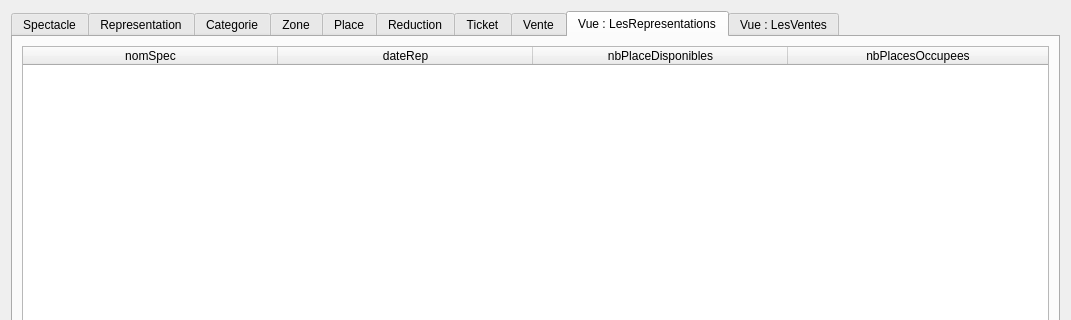
Qt form gui/v1_tablesData.ui (NoxFly/CEBD-project-theater) before a commit; both pictures show x 0 to 1071 and y 0 to 320 of the 1071 by 599 pixel window.
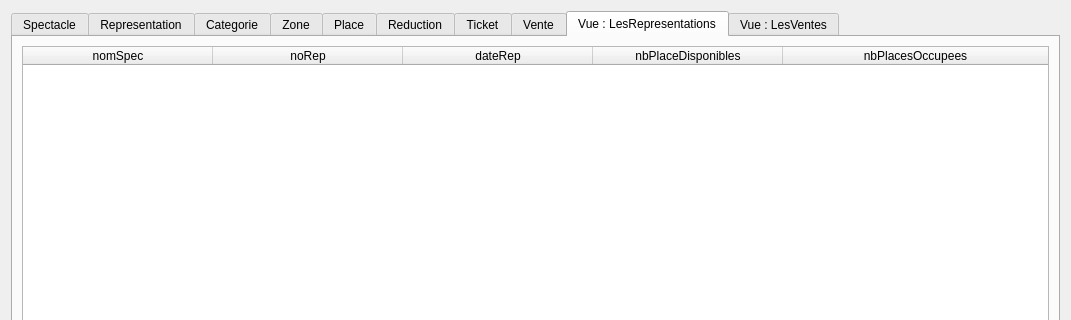
The same form after that commit. The open tabs and pages were chosen to show the change.

The edit to the form file:
```diff
--- a/gui/v1_tablesData.ui
+++ b/gui/v1_tablesData.ui
@@ -763,7 +763,7 @@
        <item>
         <widget class="QTableWidget" name="tableLesRepresentations">
          <attribute name="horizontalHeaderDefaultSectionSize">
-          <number>255</number>
+          <number>190</number>
          </attribute>
          <attribute name="horizontalHeaderMinimumSectionSize">
           <number>50</number>
@@ -779,6 +779,11 @@
            <string>nomSpec</string>
           </property>
          </column>
+         <column>
+          <property name="text">
+           <string>noRep</string>
+          </property>
+         </column>
          <column>
           <property name="text">
            <string>dateRep</string>
```
